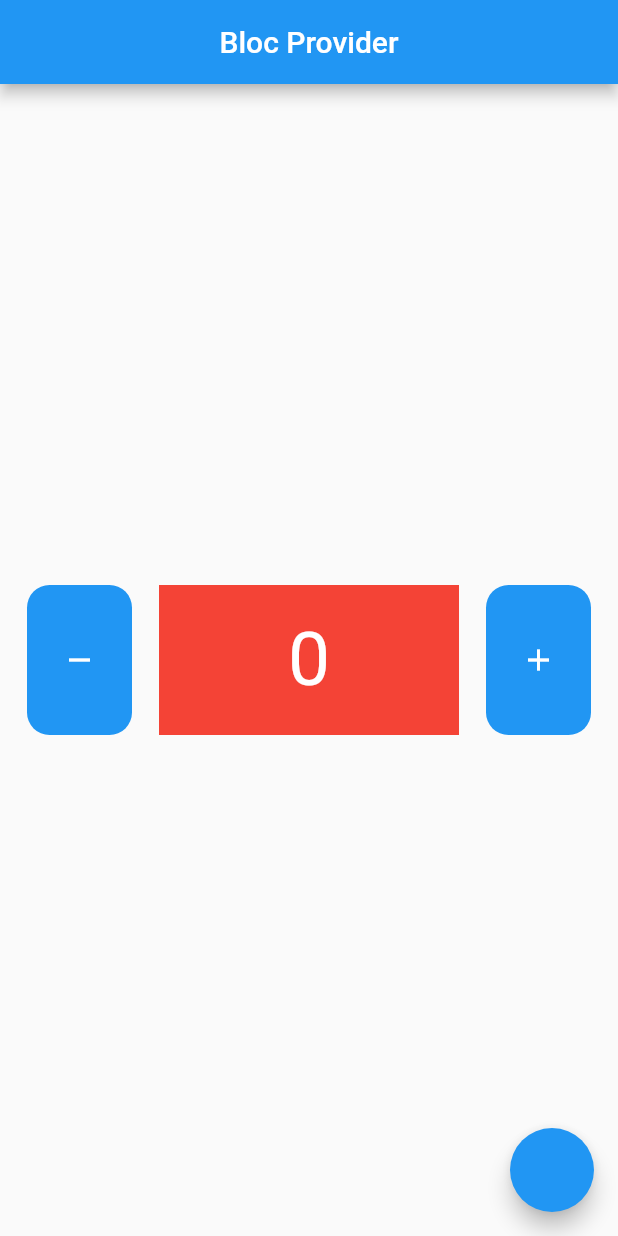
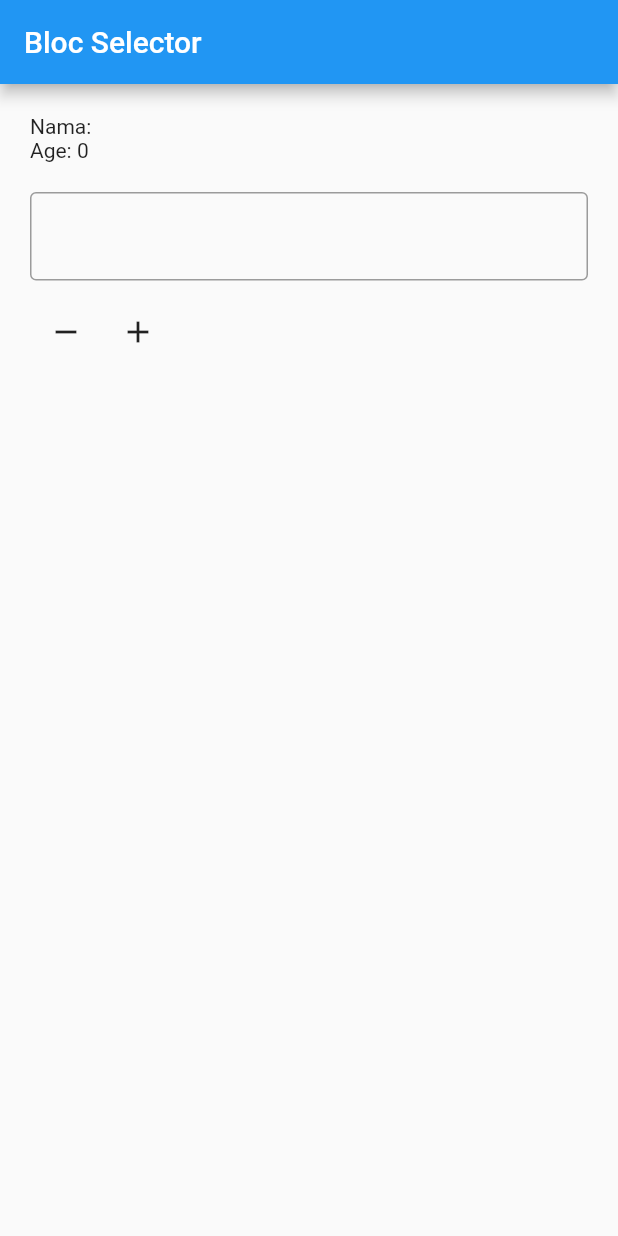
Before and after one commit to romzifg/flutter_bloc, a Flutter app: the screen it shows after launch, on a phone screen of 412 x 824 dp. Run offline on Flutter 3.47's test engine with Material 2 defaults, Android fonts, the phone set to English and light mode, and no system bars; our stand-ins replace bloc, flutter_bloc.

Commit message:
update, add page bloc selector

```diff
--- /dev/null
+++ b/lib/bloc/user.dart
@@ -0,0 +1,16 @@
+import 'package:flutter_bloc/flutter_bloc.dart';
+
+class UserBloc extends Cubit<Map<String, dynamic>> {
+  UserBloc() : super({"name": "", "age": 0});
+
+  void changeName(String newName) {
+    emit({
+      "name": newName,
+      "age": state["age"],
+    });
+  }
+
+  void changeAge(int newAge) {
+    emit({"name": state["name"], "age": newAge});
+  }
+}
--- a/lib/main.dart
+++ b/lib/main.dart
@@ -2,7 +2,9 @@ import 'package:flutter/material.dart';
 import 'package:flutter_bloc/flutter_bloc.dart';
 import 'package:learn_flutter_bloc/bloc/counter.dart';
 import 'package:learn_flutter_bloc/bloc/theme.dart';
+import 'package:learn_flutter_bloc/bloc/user.dart';
 import 'package:learn_flutter_bloc/pages/BlocProvider/bloc_provider_page.dart';
+import 'package:learn_flutter_bloc/pages/BlocSelector/bloc_selector_page.dart';
 import 'package:learn_flutter_bloc/routes/routes.dart';
 
 void main() {
@@ -17,26 +19,32 @@ class MyApp extends StatelessWidget {
 
   @override
   Widget build(BuildContext context) {
-    return MultiBlocProvider(
-      providers: [
-        BlocProvider(
-          create: (context) => Counter(),
-        ),
-        BlocProvider(
-          create: (context) => myTheme,
-        ),
-      ],
-      child: BlocBuilder<ThemeBloc, bool>(
-        builder: (context, state) {
-          return MaterialApp(
-            theme: state == true ? ThemeData.light() : ThemeData.dark(),
-            debugShowCheckedModeBanner: false,
-            // onGenerateRoute: router.onRoute,
-            home: BlocProviderPage(),
-          );
-        },
-      ),
-    );
+    return MaterialApp(
+        home: BlocProvider(
+      create: (context) => UserBloc(),
+      child: const BlocSelectorPage(),
+    ));
+
+    // return MultiBlocProvider(
+    //   providers: [
+    //     BlocProvider(
+    //       create: (context) => Counter(),
+    //     ),
+    //     BlocProvider(
+    //       create: (context) => myTheme,
+    //     ),
+    //   ],
+    //   child: BlocBuilder<ThemeBloc, bool>(
+    //     builder: (context, state) {
+    //       return MaterialApp(
+    //         theme: state == true ? ThemeData.light() : ThemeData.dark(),
+    //         debugShowCheckedModeBanner: false,
+    //         // onGenerateRoute: router.onRoute,
+    //         home: BlocProviderPage(),
+    //       );
+    //     },
+    //   ),
+    // );
 
     // return BlocProvider(
     //   create: (context) => myTheme,
--- /dev/null
+++ b/lib/pages/BlocSelector/bloc_selector_page.dart
@@ -0,0 +1,62 @@
+import 'package:flutter/material.dart';
+import 'package:flutter_bloc/flutter_bloc.dart';
+import 'package:learn_flutter_bloc/bloc/user.dart';
+
+class BlocSelectorPage extends StatelessWidget {
+  const BlocSelectorPage({super.key});
+
+  @override
+  Widget build(BuildContext context) {
+    UserBloc userB = context.read<UserBloc>();
+    return Scaffold(
+      appBar: AppBar(
+        title: const Text("Bloc Selector"),
+      ),
+      body: ListView(
+        padding: const EdgeInsets.all(20),
+        children: [
+          BlocSelector<UserBloc, Map<String, dynamic>, String>(
+            selector: (state) => state['name'],
+            builder: (context, state) {
+              return Text("Nama: $state");
+            },
+          ),
+          BlocSelector<UserBloc, Map<String, dynamic>, int>(
+            selector: (state) => state['age'],
+            builder: (context, state) {
+              return Text("Age: $state");
+            },
+          ),
+          const SizedBox(
+            height: 20,
+          ),
+          TextField(
+            onChanged: (value) => userB.changeName(value),
+            decoration: const InputDecoration(
+              border: OutlineInputBorder(),
+            ),
+          ),
+          const SizedBox(
+            height: 10,
+          ),
+          Row(
+            children: [
+              IconButton(
+                onPressed: () {
+                  userB.changeAge(userB.state['age'] - 1);
+                },
+                icon: const Icon(Icons.remove),
+              ),
+              IconButton(
+                onPressed: () {
+                  userB.changeAge(userB.state['age'] + 1);
+                },
+                icon: const Icon(Icons.add),
+              ),
+            ],
+          )
+        ],
+      ),
+    );
+  }
+}
```
